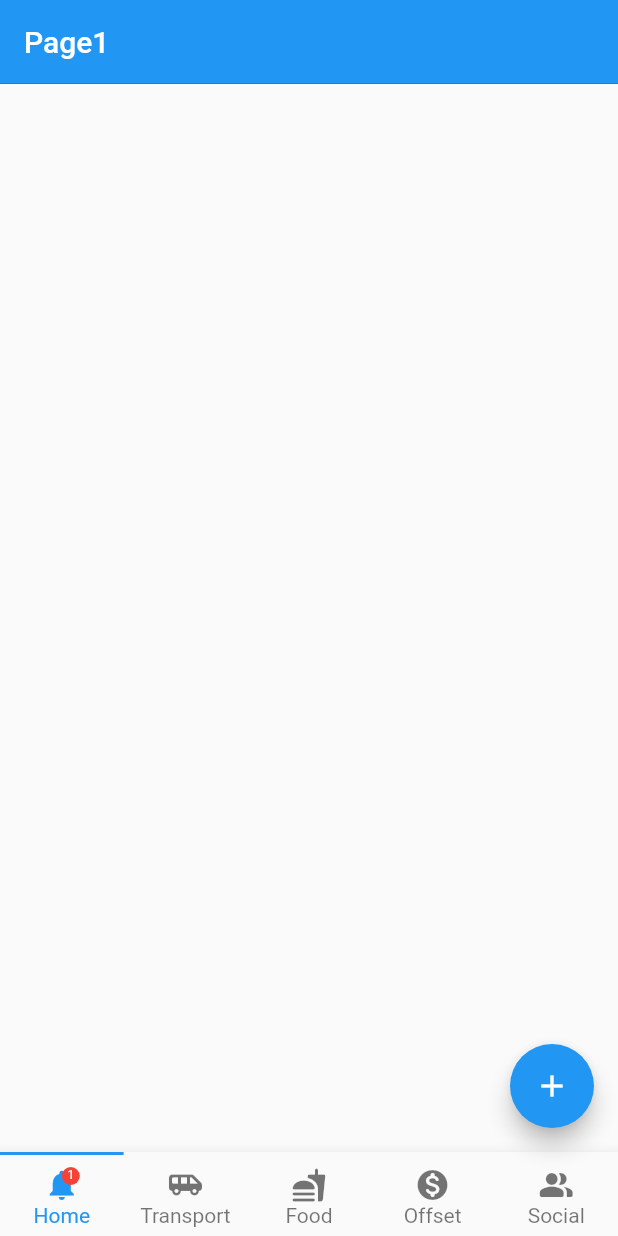
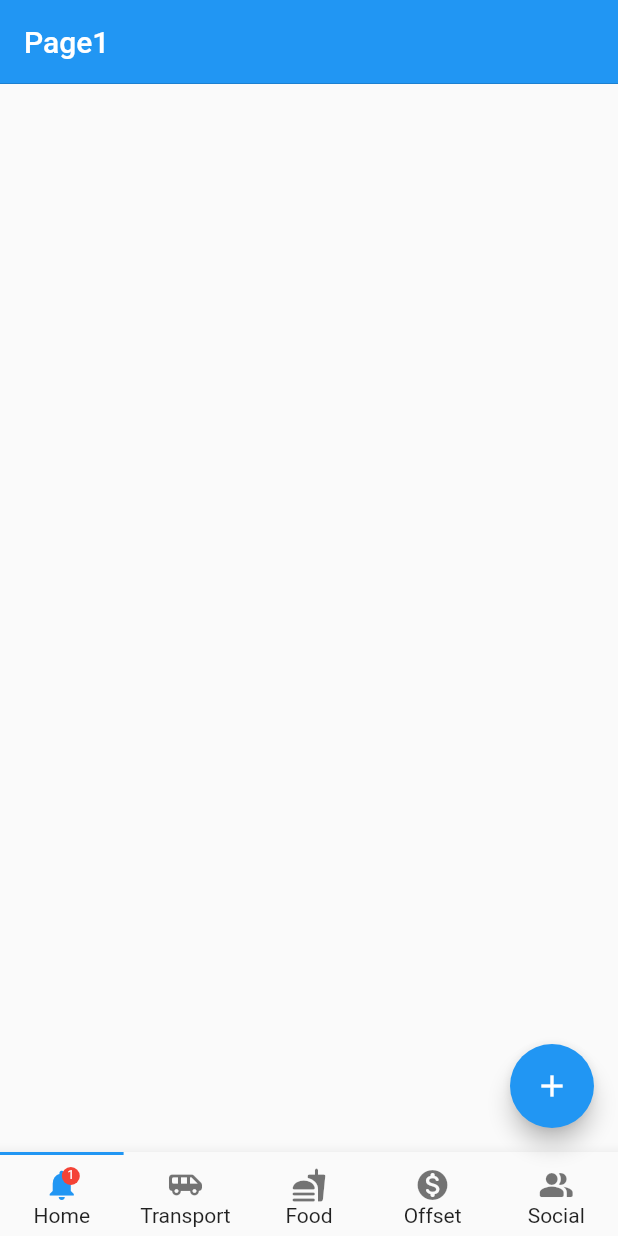
Before and after one commit to ameshf/indicator_navbar, a Flutter app: the screen it shows after launch, on a phone screen of 412 x 824 dp. Run offline on Flutter 3.47's test engine with Material 2 defaults, Android fonts, the phone set to English and light mode, and no system bars.

Commit message:
use global theme for unselected label text theme

```diff
--- a/lib/indicator_navbar.dart
+++ b/lib/indicator_navbar.dart
@@ -141,7 +141,6 @@ class CustomBottomIndicatorBar extends StatefulWidget {
   /// If [BottomNavigationBarThemeData.elevation] is null, defaults to `8.0`.
   final double? elevation;
 
-
   CustomBottomIndicatorBar({
     Key? key,
     required this.onTap,
@@ -180,6 +179,8 @@ class _CustomBottomIndicatorBarState extends State<CustomBottomIndicatorBar> {
   double width = 0;
   late Color indicatorColor;
   late Color activeColor;
+  late TextStyle activeLabelTextTheme;
+  late TextStyle inactiveLabelTextTheme;
   late Color inactiveColor;
   late Color shadowColor;
   late Color backgroundColor;
@@ -209,11 +210,14 @@ class _CustomBottomIndicatorBarState extends State<CustomBottomIndicatorBar> {
     width = MediaQuery.of(context).size.width;
     activeColor = widget.activeColor??
         bottomTheme.selectedItemColor?? themeData.indicatorColor;
-    indicatorColor = widget.indicatorColor??
-        bottomTheme.selectedItemColor?? themeData.indicatorColor;
     inactiveColor = widget.inactiveColor??
         bottomTheme.unselectedItemColor??
         themeData.unselectedWidgetColor;
+    activeLabelTextTheme = widget.selectedLabelStyle?? bottomTheme.selectedLabelStyle ?? TextStyle(color: widget.activeColor);
+    inactiveLabelTextTheme = widget.unselectedLabelStyle?? bottomTheme.unselectedLabelStyle ?? TextStyle(color: widget.inactiveColor);
+    indicatorColor = widget.indicatorColor??
+        bottomTheme.selectedItemColor?? themeData.indicatorColor;
+
     shadowColor = widget.shadowColor??
         themeData.shadowColor;
     backgroundColor = widget.backgroundColor??
@@ -295,8 +299,8 @@ class _CustomBottomIndicatorBarState extends State<CustomBottomIndicatorBar> {
         : showUnselectItemLabel? item.label?? "" : "";
 
     TextStyle style = isSelected ?
-    widget.selectedLabelStyle ?? TextStyle(color: activeColor)
-        : widget.unselectedLabelStyle ?? TextStyle(color: inactiveColor);
+    activeLabelTextTheme
+        : inactiveLabelTextTheme;
 
     return Text(label, maxLines: 1, overflow: TextOverflow.ellipsis, style: style);
   }
--- a/pubspec.yaml
+++ b/pubspec.yaml
@@ -1,6 +1,6 @@
 name: indicator_navbar
 description: A new Flutter project.
-version: 0.0.1+6
+version: 0.0.1+7
 homepage: https://github.com/ameshf/indicator_navbar.git
 
 environment:
```
Also changed, not shown: 2 other files.
